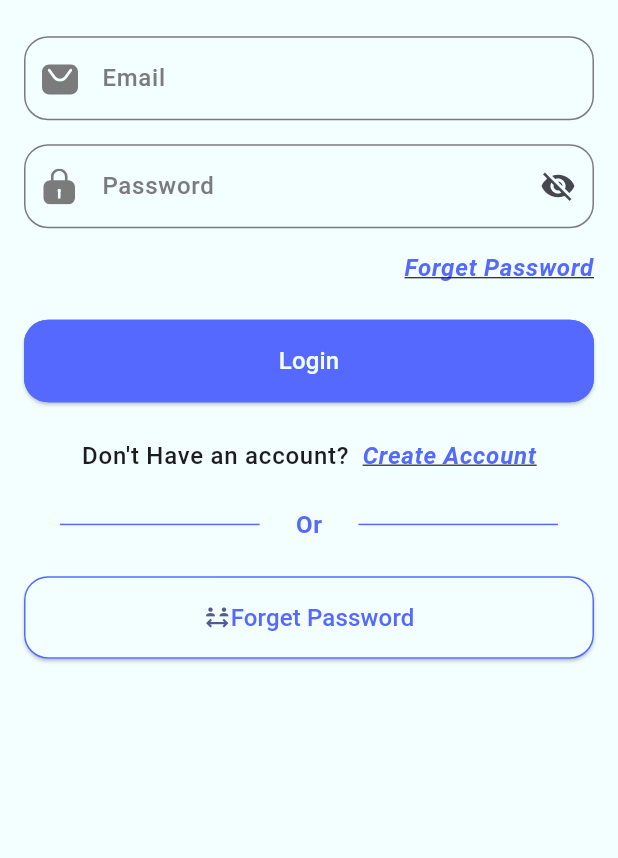
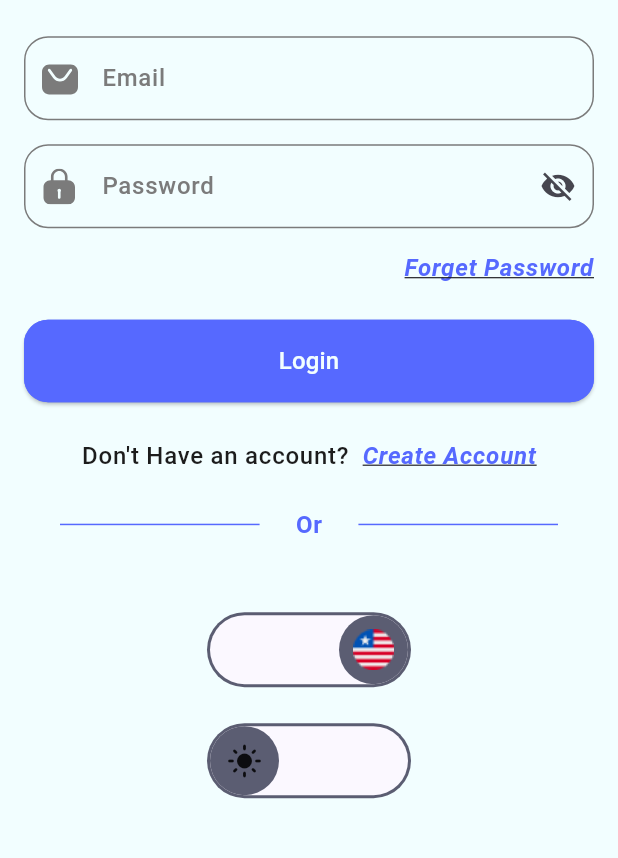
Before and after one commit to A-hmed/evently_c15, a Flutter app: the screen it shows after launch, on a phone screen of 412 x 824 dp, the part 283-1141 px from its top. Run offline on Flutter 3.47's test engine with Material 3 defaults, Android fonts, the phone set to English and light mode, and no system bars; drawn by our look-alikes of animated_toggle_switch; our stand-ins replace flutter_svg.

Commit message:
Added providers for language and theme

```diff
--- a/lib/main.dart
+++ b/lib/main.dart
@@ -1,26 +1,43 @@
-
+import 'package:evently_c15/ui/providers/theme_provider.dart';
+import 'package:evently_c15/ui/providers/language_provider.dart';
 import 'package:evently_c15/ui/screens/splash/splash.dart';
 import 'package:evently_c15/ui/utils/app_theme.dart';
 import 'package:flutter/material.dart';
 import 'package:flutter_localizations/flutter_localizations.dart';
-import 'package:flutter_gen/gen_l10n/app_localizations.dart';
-
+import 'package:provider/provider.dart';
+import 'l10n/app_localizations.dart';
 
 void main() {
-  runApp(const MyApp());
+  // runApp( ChangeNotifierProvider(
+  //   create: (_) => ThemeProvider(),
+  //   child: ChangeNotifierProvider(
+  //       create: (_) => LanguageProvider(),
+  //       child: MyApp()),
+  // )
+  // );
+  runApp(MultiProvider(providers: [
+    ChangeNotifierProvider(create: (_) => ThemeProvider()),
+    ChangeNotifierProvider(create: (_) => LanguageProvider()),
+  ], child: MyApp()));
 }
 
 class MyApp extends StatelessWidget {
-  const MyApp({super.key});
+  MyApp({super.key});
+
+  late LanguageProvider languageProvider;
+  late ThemeProvider themeProvider;
 
   // This widget is the root of your application.
   @override
   Widget build(BuildContext context) {
+    languageProvider = Provider.of(context);
+    themeProvider = Provider.of(context);
+
     return MaterialApp(
       theme: AppTheme.lightTheme,
       darkTheme: AppTheme.darkTheme,
-      //themeMode: ThemeMode.dark,
-      locale: Locale("en"),
+      themeMode: themeProvider.mode,
+      locale: Locale(languageProvider.currentLocale),
       localizationsDelegates: [
         AppLocalizations.delegate, // Add this line
         GlobalMaterialLocalizations.delegate,
--- /dev/null
+++ b/lib/ui/providers/language_provider.dart
@@ -0,0 +1,11 @@
+import 'package:flutter/material.dart';
+
+class LanguageProvider extends ChangeNotifier{
+  String currentLocale = "en";
+
+  void changeLanguage(String language){
+    currentLocale = language;
+    notifyListeners(); /// Use this instead of setState()
+  }
+
+}
--- /dev/null
+++ b/lib/ui/providers/theme_provider.dart
@@ -0,0 +1,11 @@
+import 'package:flutter/material.dart';
+
+class ThemeProvider extends ChangeNotifier {
+  ThemeMode mode = ThemeMode.light;
+
+
+  changeMode(ThemeMode mode){
+    this.mode = mode;
+    notifyListeners();
+  }
+}
--- a/lib/ui/screens/login/login.dart
+++ b/lib/ui/screens/login/login.dart
@@ -1,9 +1,13 @@
+import 'package:animated_toggle_switch/animated_toggle_switch.dart';
+import 'package:evently_c15/l10n/app_localizations.dart';
+import 'package:evently_c15/ui/providers/theme_provider.dart';
+import 'package:evently_c15/ui/providers/language_provider.dart';
 import 'package:evently_c15/ui/utils/app_assets.dart';
 import 'package:evently_c15/ui/utils/app_colors.dart';
 import 'package:evently_c15/ui/widgets/custom_button.dart';
 import 'package:evently_c15/ui/widgets/custom_text_field.dart';
 import 'package:flutter/material.dart';
-import 'package:flutter_gen/gen_l10n/app_localizations.dart';
+import 'package:provider/provider.dart';
 
 class Login extends StatefulWidget {
   const Login({
@@ -17,15 +21,17 @@ class Login extends StatefulWidget {
 class _LoginState extends State<Login> {
   late AppLocalizations l10n;
 
+
   @override
   Widget build(BuildContext context) {
+    languageProvider = Provider.of(context);
+    themeProvider = Provider.of(context);
     l10n = AppLocalizations.of(context)!;
     return SafeArea(
       child: Scaffold(
         body: Padding(
           padding: const EdgeInsets.symmetric(horizontal: 16.0),
           child: Column(
-            crossAxisAlignment: CrossAxisAlignment.stretch,
             children: [
               SizedBox(
                 height: 24,
@@ -58,8 +64,15 @@ class _LoginState extends State<Login> {
               SizedBox(
                 height: 24,
               ),
-              buildGoogleLogin(),
+               //buildGoogleLogin(),
+              SizedBox(
+                height: 24,
+              ),
               buildLanguageToggle(),
+              SizedBox(
+                height: 24,
+              ),
+              buildThemeToggle()
             ],
           ),
         ),
@@ -99,11 +112,15 @@ class _LoginState extends State<Login> {
         ],
       );
 
-  buildForgetPasswordText(BuildContext context) => Text(
-        l10n.forgetPassword,
-        textAlign: TextAlign.end,
-        style: Theme.of(context).textTheme.labelMedium!.copyWith(
-            fontStyle: FontStyle.italic, decoration: TextDecoration.underline),
+  buildForgetPasswordText(BuildContext context) => Container(
+        width: double.infinity,
+        child: Text(
+          l10n.forgetPassword,
+          textAlign: TextAlign.end,
+          style: Theme.of(context).textTheme.labelMedium!.copyWith(
+              fontStyle: FontStyle.italic,
+              decoration: TextDecoration.underline),
+        ),
       );
 
   buildLoginButton() => CustomButton(text: l10n.loginButton, onClick: () {});
@@ -124,13 +141,38 @@ class _LoginState extends State<Login> {
         ],
       );
 
-  buildGoogleLogin() => CustomButton(
-        text: l10n.forgetPassword,
-        icon: Icon(Icons.social_distance_outlined),
-        onClick: () {},
-        backgroundColor: AppColors.white,
-        textColor: AppColors.blue,
+  buildGoogleLogin() => ElevatedButton(
+       child: Text(l10n.loginWithGoogle),
+        onPressed: (){},
+        // text: ,
+        // icon: Icon(Icons.social_distance_outlined),
+        // onClick: () {},
+        // backgroundColor: AppColors.white,
+        // textColor: AppColors.blue,
       );
 
-  buildLanguageToggle() => Container();
+  late LanguageProvider languageProvider;
+
+  late ThemeProvider themeProvider;
+
+  buildLanguageToggle() => AnimatedToggleSwitch<String>.dual(
+    current: languageProvider.currentLocale,
+    iconBuilder: (language) =>
+        Image.asset(language == "ar" ? AppAssets.icEg : AppAssets.icUsa),
+    first: "ar",
+    second: "en",
+    onChanged: (language) {
+      languageProvider.changeLanguage(language);
+    },
+  );
+
+  buildThemeToggle() => AnimatedToggleSwitch<ThemeMode>.dual(
+    current: themeProvider.mode,
+    iconBuilder: (mode) => Icon(mode == ThemeMode.dark? Icons.dark_mode: Icons.light_mode),
+    first: ThemeMode.light,
+    second: ThemeMode.dark,
+    onChanged: (mode) {
+      themeProvider.changeMode(mode);
+    },
+  );
 }
--- a/lib/ui/utils/app_assets.dart
+++ b/lib/ui/utils/app_assets.dart
@@ -15,6 +15,8 @@ class AppAssets {
   static const String sport = 'assets/images/sport.png';
   static const String splashBranding = 'assets/images/splash_branding.png';
   static const String splash = 'assets/images/splash.png';
+  static const String icEg = 'assets/images/ic_eg.png';
+  static const String icUsa = 'assets/images/ic_usa.png';
 }
 class AppSvg {
   static const String icEmail = 'assets/images/svg/ic_email.svg';
--- a/lib/ui/utils/app_theme.dart
+++ b/lib/ui/utils/app_theme.dart
@@ -30,7 +30,9 @@ abstract final class AppTheme {
         fontWeight: FontWeight.bold,
       ),
       titleMedium: TextStyle(
-          fontSize: 20, color: AppColors.blue, fontWeight: FontWeight.w500));
+          fontSize: 20, color: AppColors.blue, fontWeight: FontWeight.w500),
+      labelSmall: const TextStyle(
+          fontSize: 16, color: AppColors.black, fontWeight: FontWeight.w500));
 
   static final lightDefaultTextBoarder = OutlineInputBorder(
       borderRadius: BorderRadius.circular(16),
@@ -71,7 +73,7 @@ abstract final class AppTheme {
       dividerTheme: DividerThemeData(color: AppColors.blue, thickness: 1));
 
   static ThemeData darkTheme = ThemeData(
-      scaffoldBackgroundColor: AppColors.white,
+      scaffoldBackgroundColor: AppColors.dartPurple,
       primaryColor: AppColors.blue,
       colorScheme: ColorScheme.fromSeed(seedColor: AppColors.blue),
       textTheme: _dartTextTheme,
@@ -82,7 +84,10 @@ abstract final class AppTheme {
                   bottomLeft: Radius.circular(16),
                   bottomRight: Radius.circular(16)))),
       elevatedButtonTheme: ElevatedButtonThemeData(
-          style: ElevatedButton.styleFrom(backgroundColor: AppColors.blue)),
+          style: ElevatedButton.styleFrom(backgroundColor: AppColors.blue, textStyle: TextStyle(
+              color: AppColors.white,
+              fontSize: 16,
+              fontWeight: FontWeight.w500))),
       inputDecorationTheme: InputDecorationTheme(
         border: darkDefaultTextBoarder,
         focusedBorder: darkDefaultTextBoarder,
--- a/pubspec.yaml
+++ b/pubspec.yaml
@@ -26,6 +26,9 @@ dependencies:
   flutter_localizations:
     sdk: flutter
   intl: any
+  animated_toggle_switch: ^0.8.5
+  provider: ^6.1.5
+
 
 dev_dependencies:
   flutter_test:
```
Also changed, not shown: assets/images/ic_eg.png (added), assets/images/ic_usa.png (added).
